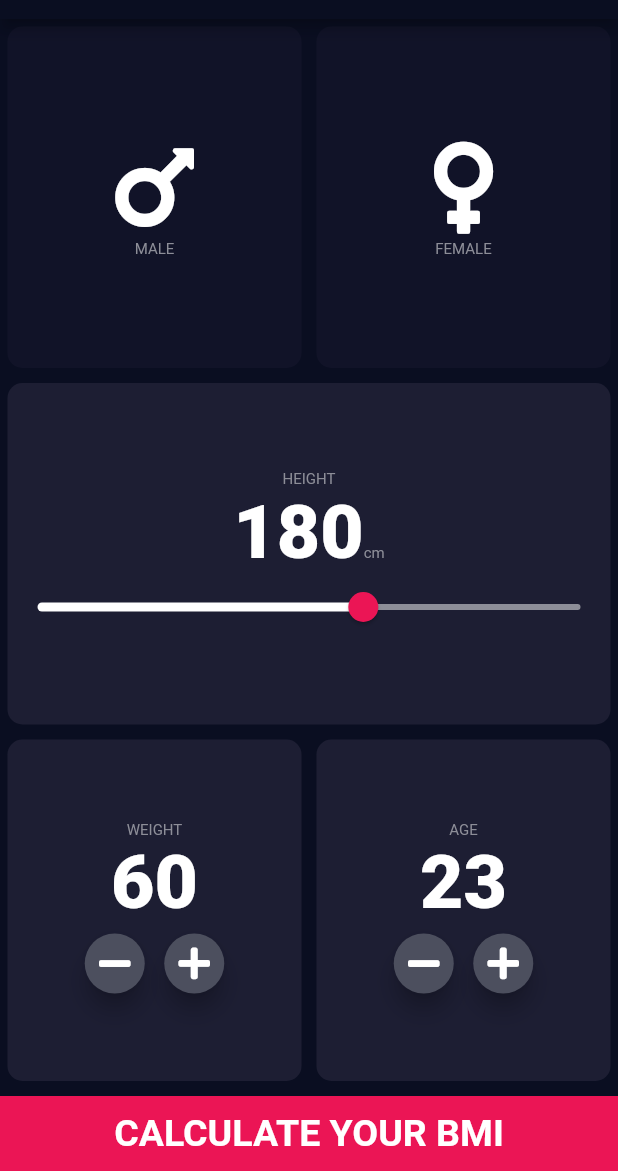
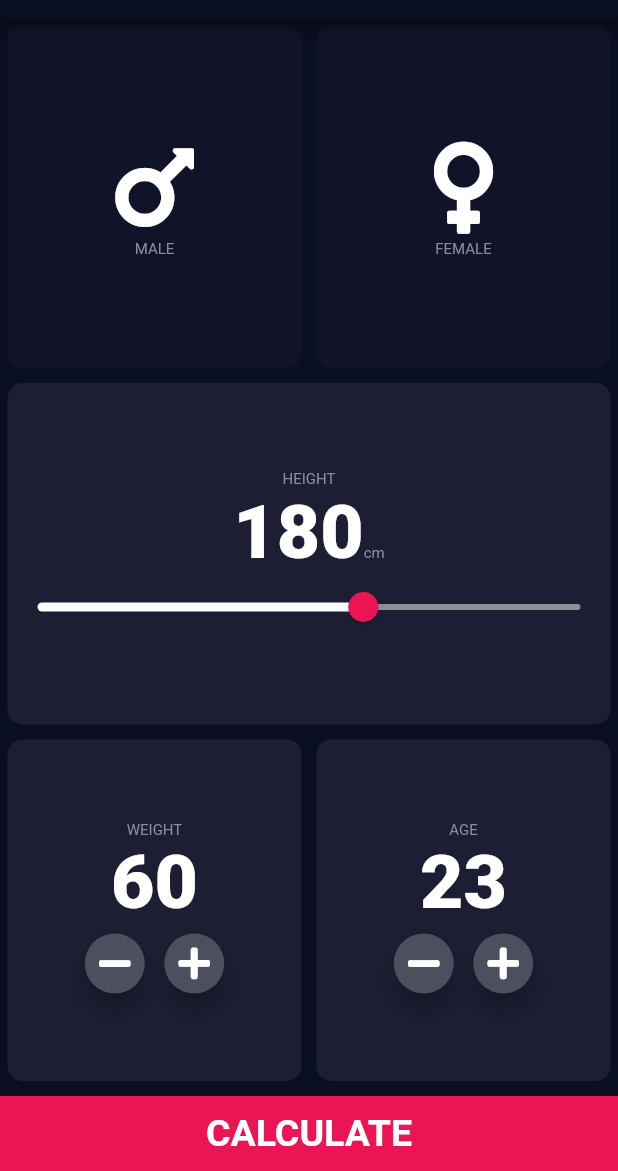
Before and after one commit to abhishtomish/BMI_Calculator_Flutter, a Flutter app: the screen it shows after launch, on a phone screen of 412 x 824 dp, the part 65-1236 px from its top. Run offline on Flutter 3.47's test engine with Material 2 defaults, Android fonts, the phone set to English and light mode, and no system bars; our stand-ins replace font_awesome_flutter.

Commit message:
Result page design completed

```diff
--- /dev/null
+++ b/lib/components/bottom_button.dart
@@ -0,0 +1,29 @@
+import 'package:flutter/material.dart';
+
+import '../constants.dart';
+
+class BottomButton extends StatelessWidget {
+  BottomButton({@required this.onTap, @required this.buttonTitle});
+
+  final Function onTap;
+  final String buttonTitle;
+
+  @override
+  Widget build(BuildContext context) {
+    return GestureDetector(
+      onTap: onTap,
+      child: Container(
+        child: Center(
+          child: Text(
+            buttonTitle,
+            style: kLargeButtonTextStyle,
+          ),
+        ),
+        color: kBottomContainerColor,
+        margin: EdgeInsets.only(top: 5.0),
+        width: double.infinity,
+        height: kBottomContainerHeight,
+      ),
+    );
+  }
+}
--- a/lib/icon_content.dart
+++ b/lib/components/icon_content.dart
@@ -1,6 +1,6 @@
 import 'package:flutter/material.dart';
 
-import 'constants.dart';
+import '../constants.dart';
 
 class IconContent extends StatelessWidget {
   IconContent({@required this.icon, @required this.label});
--- /dev/null
+++ b/lib/components/rounded_icon.dart
@@ -0,0 +1,23 @@
+import 'package:flutter/material.dart';
+
+class RoundIconButton extends StatelessWidget {
+  RoundIconButton({@required this.icon, @required this.onPressed});
+
+  final IconData icon;
+  final Function onPressed;
+
+  @override
+  Widget build(BuildContext context) {
+    return RawMaterialButton(
+      child: Icon(icon),
+      onPressed: onPressed,
+      elevation: 6.0,
+      constraints: BoxConstraints.tightFor(
+        width: 40.0,
+        height: 40.0,
+      ),
+      shape: CircleBorder(),
+      fillColor: Color(0xFF4C4F5E),
+    );
+  }
+}
--- a/lib/main.dart
+++ b/lib/main.dart
@@ -1,6 +1,5 @@
+import 'package:bmi_calculator/screens/input_page.dart';
 import 'package:flutter/material.dart';
-
-import 'input_page.dart';
 
 void main() => runApp(BMICalculator());
 
--- a/lib/input_page.dart
+++ b/lib/screens/input_page.dart
@@ -1,11 +1,13 @@
+import 'package:bmi_calculator/components/bottom_button.dart';
+import 'package:bmi_calculator/components/icon_content.dart';
+import 'package:bmi_calculator/components/reusable_card.dart';
+import 'package:bmi_calculator/components/rounded_icon.dart';
+import 'package:bmi_calculator/constants.dart';
 import 'package:flutter/cupertino.dart';
 import 'package:flutter/material.dart';
 import 'package:font_awesome_flutter/font_awesome_flutter.dart';
 
-import 'constants.dart';
-import 'icon_content.dart';
 import 'results_page.dart';
-import 'reusable_card.dart';
 
 bool activeMale = false;
 bool activeFemale = false;
@@ -211,48 +213,19 @@ class _InputPageState extends State<InputPage> {
               ],
             ),
           ),
-          GestureDetector(
+          BottomButton(
+            buttonTitle: 'CALCULATE',
             onTap: () {
-              Navigator.push(context,
-                  MaterialPageRoute(builder: (context) => ResultsPage()));
+              Navigator.push(
+                context,
+                MaterialPageRoute(
+                  builder: (context) => ResultsPage(),
+                ),
+              );
             },
-            child: Container(
-              child: Center(
-                child: Text(
-                  'CALCULATE YOUR BMI',
-                  style: kLargeButtonTextStyle,
-                ),
-              ),
-              color: kBottomContainerColor,
-              margin: EdgeInsets.only(top: 5.0),
-              width: double.infinity,
-              height: kBottomContainerHeight,
-            ),
           ),
         ],
       ),
     );
   }
 }
-
-class RoundIconButton extends StatelessWidget {
-  RoundIconButton({@required this.icon, @required this.onPressed});
-
-  final IconData icon;
-  final Function onPressed;
-
-  @override
-  Widget build(BuildContext context) {
-    return RawMaterialButton(
-      child: Icon(icon),
-      onPressed: onPressed,
-      elevation: 6.0,
-      constraints: BoxConstraints.tightFor(
-        width: 40.0,
-        height: 40.0,
-      ),
-      shape: CircleBorder(),
-      fillColor: Color(0xFF4C4F5E),
-    );
-  }
-}
```
Also changed, not shown: lib/constants.dart (+20 -0 lines), lib/results_page.dart (deleted, +0 -17 lines), lib/screens/results_page.dart (added, +64 -0 lines), lib/components/reusable_card.dart (renamed from lib/reusable_card.dart).
